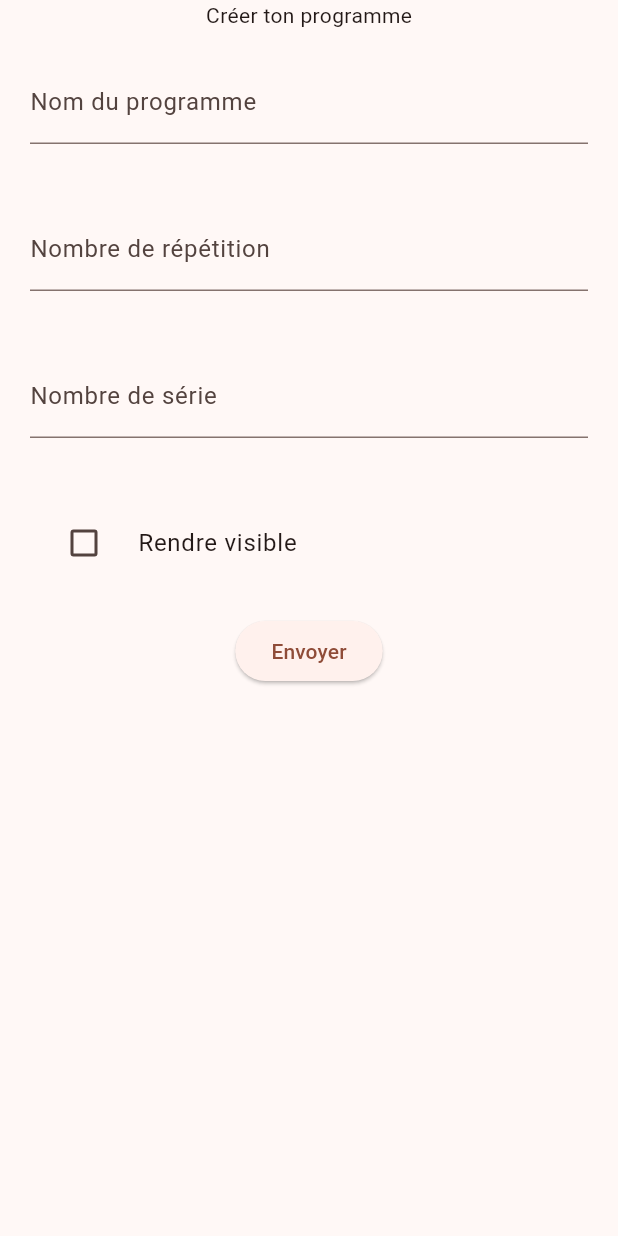
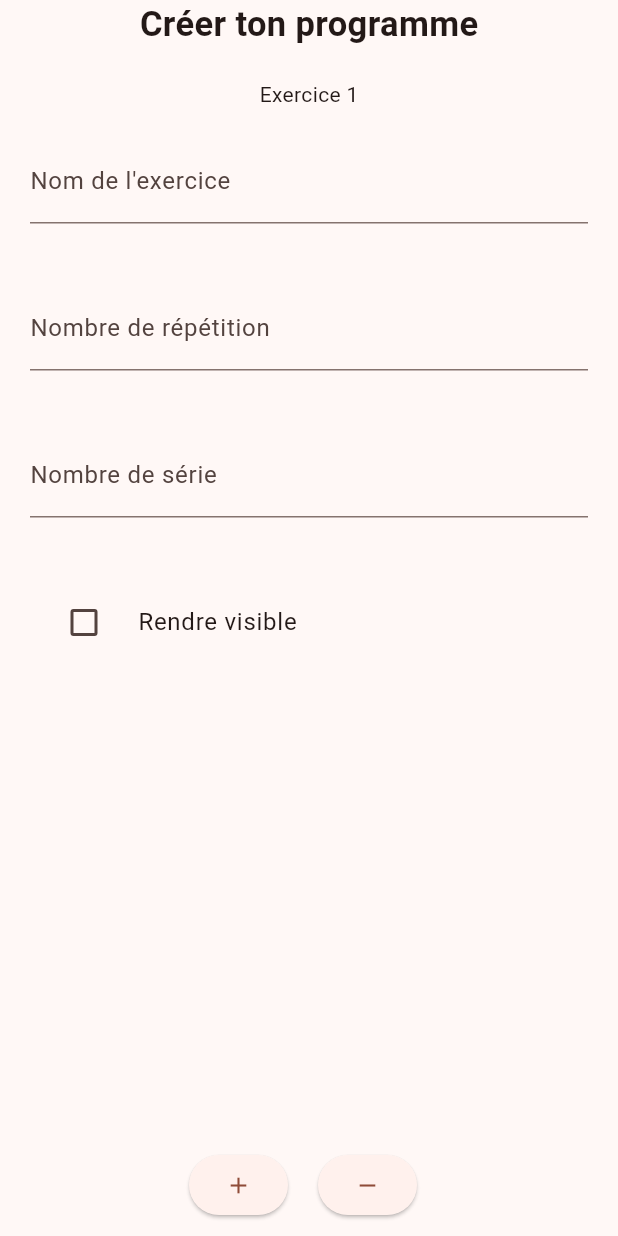
Before and after one commit to LoupMyr/SkillSprint-mobile, a Flutter app: the Programme screen opened directly, on a phone screen of 412 x 824 dp. Run offline on Flutter 3.47's test engine with Material 3 defaults, Android fonts, the light colour scheme and no system bars; our stand-ins replace cloud_firestore, firebase_auth, firebase_core, shared_preferences; accounts and stored records are empty; generated files the repository leaves out were written again.

Commit message:
CreateProgramme

```diff
--- a/lib/Layouts/CreateProgrammes.dart
+++ b/lib/Layouts/CreateProgrammes.dart
@@ -1,20 +1,92 @@
 import 'package:flutter/material.dart';
 
 class Programme extends StatefulWidget {
-  const Programme({super.key});
+  const Programme({Key? key}) : super(key: key);
 
   @override
-  State<Programme> createState() => CreateProgrammes();
+  State<Programme> createState() => _ProgrammeState();
 }
 
-class CreateProgrammes extends State<Programme> {
+class _ProgrammeState extends State<Programme> {
   bool isChecked = false;
+  List<Widget> exerciseForms =
+      []; // Liste pour stocker les formulaires d'exercices
+
+  int exerciseCount = 1; // Compteur pour le nom des exercices
+
+  @override
+  void initState() {
+    super.initState();
+    // Initialiser avec un formulaire d'exercice lors de la création de l'objet d'état
+    exerciseForms.add(buildExerciseForm());
+    exerciseCount++;
+  }
+
   @override
   Widget build(BuildContext context) {
-    return Center(
+    return Scaffold(
+      body: Column(
+        crossAxisAlignment: CrossAxisAlignment.stretch,
+        children: [
+          Expanded(
+            child: SingleChildScrollView(
               child: Column(
                 children: [
-          Text("Créer ton programme"),
+                  const Text(
+                    "Créer ton programme",
+                    style: TextStyle(fontSize: 23, fontWeight: FontWeight.bold),
+                  ),
+                  // Afficher les formulaires d'exercices existants
+                  Column(children: exerciseForms),
+                ],
+              ),
+            ),
+          ),
+          Row(
+            mainAxisAlignment: MainAxisAlignment.center,
+            children: [
+              Container(
+                padding: const EdgeInsets.all(10),
+                child: ElevatedButton(
+                  onPressed: () {
+                    // Ajouter un nouveau formulaire d'exercice à la liste
+                    setState(() {
+                      exerciseForms.add(buildExerciseForm());
+                      exerciseCount++;
+                    });
+                  },
+                  child: const Icon(Icons.add),
+                ),
+              ),
+              Container(
+                padding: const EdgeInsets.all(10),
+                child: ElevatedButton(
+                  onPressed: () {
+                    // Supprimer le dernier formulaire d'exercice de la liste
+                    setState(() {
+                      if (exerciseForms.isNotEmpty) {
+                        exerciseForms.removeLast();
+                        exerciseCount--;
+                      }
+                    });
+                  },
+                  child: const Icon(Icons.remove),
+                ),
+              ),
+              const SizedBox(width: 8),
+            ],
+          ),
+        ],
+      ),
+    );
+  }
+
+  // Fonction pour construire un nouveau formulaire d'exercice
+  Widget buildExerciseForm() {
+    return Column(
+      children: [
+        const SizedBox(height: 20),
+        Text("Exercice $exerciseCount"),
         Form(
           child: Column(
             children: [
@@ -23,7 +95,7 @@ class CreateProgrammes extends State<Programme> {
                 child: TextFormField(
                   decoration: const InputDecoration(
                     border: UnderlineInputBorder(),
-                    labelText: 'Nom du programme',
+                    labelText: 'Nom de l\'exercice',
                   ),
                 ),
               ),
@@ -51,21 +123,20 @@ class CreateProgrammes extends State<Programme> {
                 margin: const EdgeInsets.only(top: 2),
                 padding: const EdgeInsets.all(20),
                 child: CheckboxListTile(
-                    title: Text("Rendre visible"),
+                  title: const Text("Rendre visible"),
                   value: isChecked,
                   onChanged: (bool? value) {
                     setState(() {
-                        isChecked = value!;
+                      isChecked = value ?? false;
                     });
                   },
-                    controlAffinity: ListTileControlAffinity
-                        .leading, //  <-- leading Checkbox
-                  )),
-              ElevatedButton(onPressed: () => {}, child: Text("Envoyer"))
-            ],
-          ))
+                  controlAffinity: ListTileControlAffinity.leading,
+                ),
+              ),
             ],
           ),
+        ),
+      ],
     );
   }
 }
--- a/lib/Layouts/CustomStyle.dart
+++ b/lib/Layouts/CustomStyle.dart
@@ -1,12 +1,10 @@
 import 'package:flutter/material.dart';
 
-class CustomStyle{
-
+class CustomStyle {
   static final BoxDecoration boxDecorationGradient = BoxDecoration(
     boxShadow: const [BoxShadow(color: Colors.black, blurRadius: 3)],
     border: Border.all(color: Colors.black12),
     borderRadius: const BorderRadius.all(Radius.circular(8)),
-    gradient:
-    const LinearGradient(colors: [Colors.deepOrange, Colors.orange]),
+    gradient: const LinearGradient(colors: [Colors.deepOrange, Colors.orange]),
   );
 }
```
Also changed, not shown: lib/Services/ProgrammeService.dart (+18 -4 lines). Lines whose indentation alone changed are shown as unchanged.
